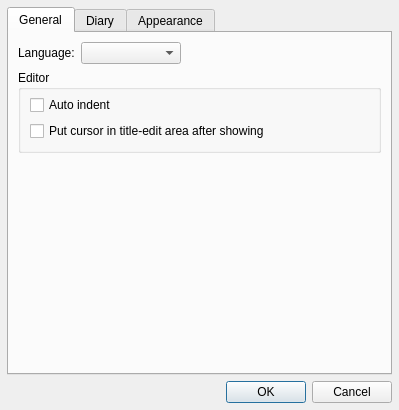
The window that hazama/ui/configdialog.ui (krrr/Hazama) describes before a commit, drawn with Qt 5.
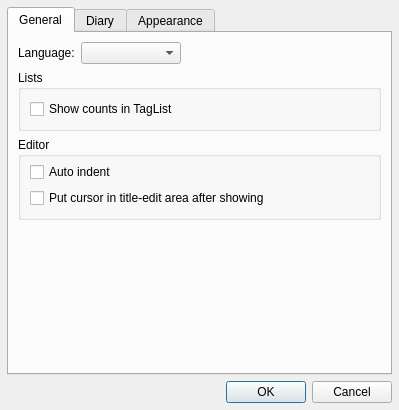
The same window after the commit.

Commit message: Add new option to ConfigDialog

Patch:
```diff
--- a/hazama/ui/configdialog.ui
+++ b/hazama/ui/configdialog.ui
@@ -82,6 +82,22 @@
          </item>
         </layout>
        </item>
+       <item>
+        <widget class="QGroupBox" name="listBox">
+         <property name="title">
+          <string>Lists</string>
+         </property>
+         <layout class="QVBoxLayout" name="verticalLayout_8">
+          <item>
+           <widget class="QCheckBox" name="tListCountCheck">
+            <property name="text">
+             <string>Show counts in TagList</string>
+            </property>
+           </widget>
+          </item>
+         </layout>
+        </widget>
+       </item>
        <item>
         <widget class="QGroupBox" name="editorBox">
          <property name="title">
```
The commit also changes 2 other files.
